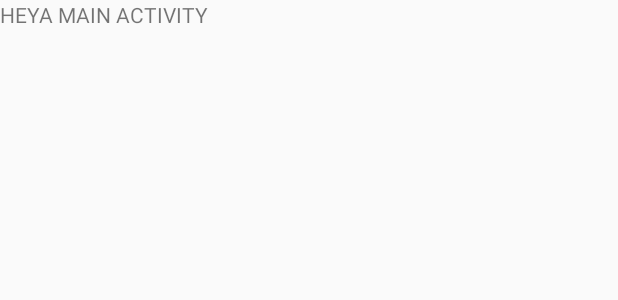
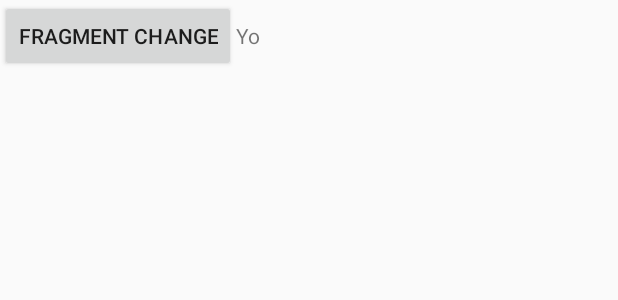
Before and after one commit to ashwinvaswani/MonD, an Android app: the layout activity_main.xml on its own in the app's theme, with its tools: preview values and no code run, on a phone screen of 412 x 824 dp. Shown: the top 300 px of the screen. Run offline under Robolectric (Android 15) with nearby library versions, the light colour scheme and no system bars.

```diff
--- a/app/build.gradle
+++ b/app/build.gradle
@@ -18,8 +18,10 @@
     }
 }
 
+
 dependencies {
     implementation fileTree(dir: 'libs', include: ['*.jar'])
+    implementation 'com.android.support:support-v4:26.1.0'
     compile 'com.android.support:appcompat-v7:26.1.0'
     implementation 'com.android.support.constraint:constraint-layout:1.0.2'
     testImplementation 'junit:junit:4.12'
@@ -33,5 +35,6 @@
     compile 'com.google.firebase:firebase-storage:11.8.0'
     compile 'com.theartofdev.edmodo:android-image-cropper:2.6.+'
     compile 'com.google.firebase:firebase-storage:11.8.0'
+    compile 'com.journeyapps:zxing-android-embedded:3.4.0'
 }
 apply plugin: 'com.google.gms.google-services'
--- a/app/src/main/AndroidManifest.xml
+++ b/app/src/main/AndroidManifest.xml
@@ -8,7 +8,8 @@
         android:label="@string/app_name"
         android:roundIcon="@mipmap/ic_launcher_round"
         android:supportsRtl="true"
-        android:theme="@style/AppTheme">
+        android:theme="@style/AppTheme"
+        android:screenOrientation="portrait">
         <activity android:name=".MainActivity">
             <intent-filter>
                 <action android:name="android.intent.action.MAIN" />
--- a/app/src/main/res/layout/activity_main.xml
+++ b/app/src/main/res/layout/activity_main.xml
@@ -1,14 +1,35 @@
 <?xml version="1.0" encoding="utf-8"?>
-<android.support.constraint.ConstraintLayout xmlns:android="http://schemas.android.com/apk/res/android"
+<LinearLayout xmlns:android="http://schemas.android.com/apk/res/android"
     xmlns:app="http://schemas.android.com/apk/res-auto"
     xmlns:tools="http://schemas.android.com/tools"
     android:layout_width="match_parent"
     android:layout_height="match_parent"
+    android:orientation="vertical"
     tools:context="com.example.meenukochar.mond.MainActivity">
 
-<TextView
-    android:layout_width="match_parent"
-    android:layout_height="wrap_content"
-    android:text="HEYA MAIN ACTIVITY"/>
+    <LinearLayout
+        android:layout_width="match_parent"
+        android:layout_height="wrap_content"
+        android:layout_centerVertical="true"
+        android:orientation="horizontal">
 
-</android.support.constraint.ConstraintLayout>
+        <Button
+            android:layout_width="wrap_content"
+            android:layout_height="wrap_content"
+            android:id="@+id/fragment_change"
+            android:text="Fragment change"/>
+        <TextView
+            android:layout_width="wrap_content"
+            android:layout_height="wrap_content"
+            android:id="@+id/textViewName"
+            android:text="Yo"/>
+    </LinearLayout>
+    <RelativeLayout
+        android:layout_width="match_parent"
+        android:layout_height="400dp"
+        android:layout_marginTop="20dp"
+        android:id="@+id/FragmentContainer"
+        ></RelativeLayout>
+
+
+</LinearLayout>
--- a/app/src/main/res/values/strings.xml
+++ b/app/src/main/res/values/strings.xml
@@ -1,3 +1,6 @@
 <resources>
     <string name="app_name">MonD</string>
+
+    <!-- TODO: Remove or change this placeholder text -->
+    <string name="hello_blank_fragment">Hello blank fragment</string>
 </resources>
```
Also changed, not shown: app/src/main/java/com/example/meenukochar/mond/LeftFragment.java (added, +108 -0 lines), app/src/main/java/com/example/meenukochar/mond/MainActivity.java (+77 -0 lines), app/src/main/java/com/example/meenukochar/mond/RightFragment.java (added, +65 -0 lines), app/src/main/res/layout/fragment_left.xml (added, +13 -0 lines), app/src/main/res/layout/fragment_right.xml (added, +13 -0 lines).
